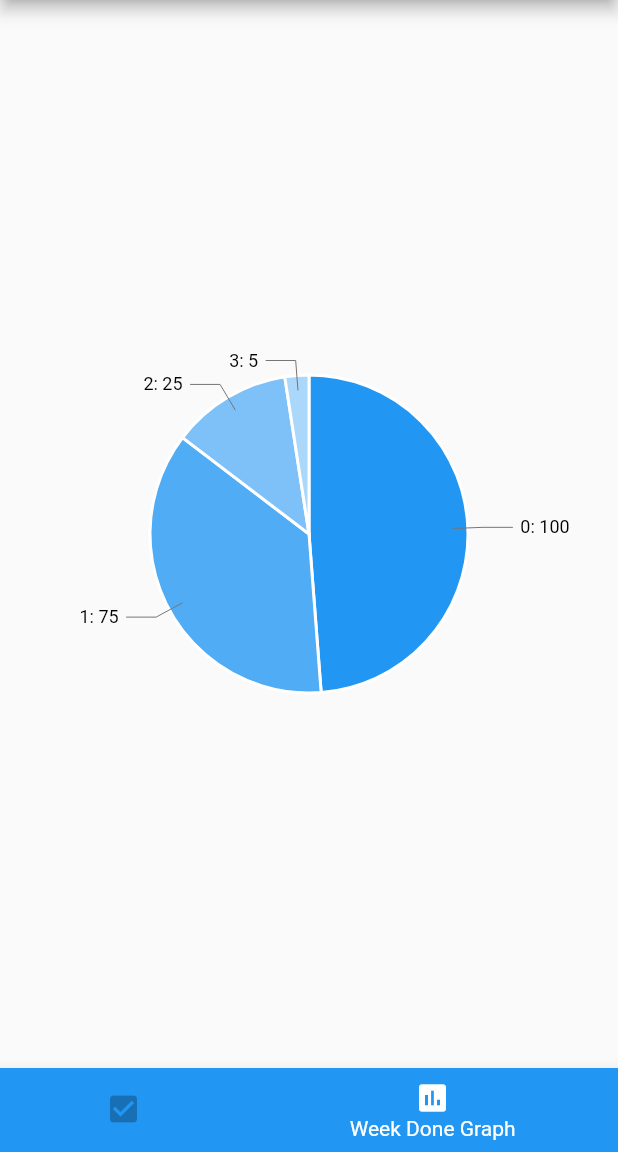
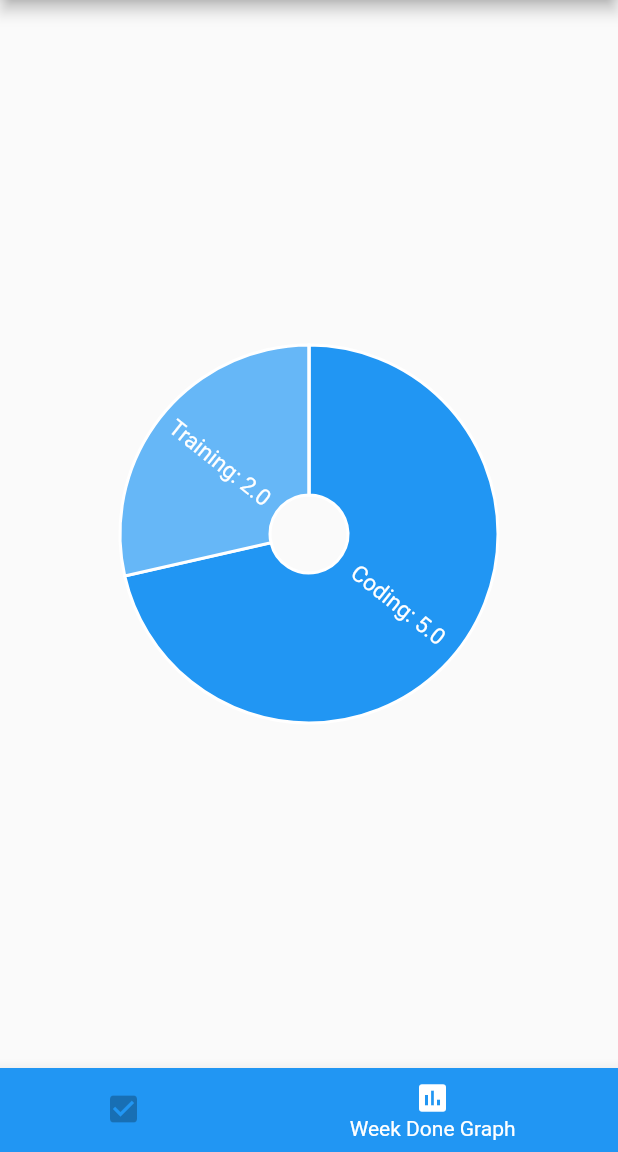
Before and after one commit to bigface0202/WeekDoneList, a Flutter app: the screen it shows after launch, item 2 of the bottom bar chosen, on a phone screen of 412 x 824 dp, the part 84-1236 px from its top. Run offline on Flutter 3.47's test engine with Material 2 defaults, Android fonts, the phone set to English and light mode, and no system bars; our stand-ins replace charts_flutter.

Commit message:
Implement pie chart graph

```diff
--- /dev/null
+++ b/lib/models/key_and_time.dart
@@ -0,0 +1,11 @@
+import 'package:flutter/foundation.dart';
+
+class KeyAndTime with ChangeNotifier{
+  String key;
+  double sumTime;
+
+  KeyAndTime({
+    @required this.key,
+    @required this.sumTime,
+  });
+}
--- a/lib/models/transaction_prov.dart
+++ b/lib/models/transaction_prov.dart
@@ -1,23 +1,30 @@
 import 'package:flutter/material.dart';
-import 'package:provider/provider.dart';
 
-import './key_and_item_prov.dart';
+import './key_and_item.dart';
 import './transaction.dart';
+import './key_and_time.dart';
 
 class TransactionProv with ChangeNotifier {
   List<Transaction> _userTransactions = [
     Transaction(
       id: 't1',
-      title: 'Sports',
-      subTitle: 'Baseball',
+      title: 'Training',
+      subTitle: 'Back',
       spentTime: 2,
       date: DateTime.now(),
     ),
     Transaction(
       id: 't2',
-      title: 'Sports',
-      subTitle: 'Soccer',
+      title: 'Coding',
+      subTitle: 'Flutter',
       spentTime: 2,
+      date: DateTime.now(),
+    ),
+    Transaction(
+      id: 't3',
+      title: 'Coding',
+      subTitle: 'Flutter',
+      spentTime: 3,
       date: DateTime.now(),
     ),
   ];
@@ -38,20 +45,30 @@ class TransactionProv with ChangeNotifier {
     notifyListeners();
   }
 
-  void removeTransaction(String id){
-    final exsistingTransactionIndex = _userTransactions.indexWhere((tx) => tx.id == id);
+  void removeTransaction(String id) {
+    final exsistingTransactionIndex =
+        _userTransactions.indexWhere((tx) => tx.id == id);
     _userTransactions.removeAt(exsistingTransactionIndex);
     notifyListeners();
   }
 
-  void sumSpendTime(){
-    double totalSpentTime = 0.0;
-    List<Map<String, double>> spentTimeList = [];
+  sumSpendTime(List<KeyAndItem> keyAndItemList) {
+    // double totalSpentTime = 0.0;
+    List<KeyAndTime> _spentTimeList = [];
 
-    for (var i = 0; i < _userTransactions.length; i++){
-      if(_userTransactions[i].title == 'Sports'){
-        totalSpentTime += _userTransactions[i].spentTime;
+    for (var i = 0; i < keyAndItemList.length; i++) {
+      double _sumTime = 0;
+      for (var j = 0; j < _userTransactions.length; j++) {
+        if (keyAndItemList[i].key == _userTransactions[j].title) {
+          _sumTime += _userTransactions[j].spentTime;
+        }
       }
+      _spentTimeList.add(KeyAndTime(key:keyAndItemList[i].key, sumTime: _sumTime));
     }
+
+    // Sort
+    // If you change the order of a and b, you can change ascending and descending.
+    _spentTimeList.sort((a, b) => b.sumTime.compareTo(a.sumTime));
+    return _spentTimeList;
   }
 }
--- a/lib/screens/graph_screen.dart
+++ b/lib/screens/graph_screen.dart
@@ -1,15 +1,26 @@
 import 'package:flutter/material.dart';
 import 'package:charts_flutter/flutter.dart' as charts;
+import 'package:provider/provider.dart';
+
+import '../models/key_and_time.dart';
+import '../models/key_and_item_prov.dart';
+import '../models/transaction_prov.dart';
 // import 'package:provider/provider.dart';
 
 // import '../models/transaction_prov.dart';
 // import '../models/key_and_item_prov.dart';
 
+class LinearSales {
+  final int year;
+  final int sales;
+
+  LinearSales(this.year, this.sales);
+}
+
 class GraphScreen extends StatelessWidget {
-  final List<charts.Series> seriesList;
-  final bool animate;
+  /// Create one series with sample hard coded data.
 
-  GraphScreen(this.seriesList, this.animate);
+  GraphScreen();
 
   /// Creates a [PieChart] with sample data and no transition.
   // factory GraphScreen.withSampleData() {
@@ -22,10 +33,33 @@ class GraphScreen extends StatelessWidget {
 
   @override
   Widget build(BuildContext context) {
+    final keys = Provider.of<KeyAndItemProv>(context);
+    final transaction = Provider.of<TransactionProv>(context);
+    List<charts.Series<KeyAndTime, String>> _createSampleData() {
+      // final data = [
+      //   new LinearSales(0, 100),
+      //   new LinearSales(1, 75),
+      //   new LinearSales(2, 25),
+      //   new LinearSales(3, 5),
+      // ];
+
+      return [
+        new charts.Series<KeyAndTime, String>(
+          id: 'Sales',
+          domainFn: (KeyAndTime sales, _) => sales.key,
+          measureFn: (KeyAndTime sales, _) => sales.sumTime,
+          data: transaction.sumSpendTime(keys.userDoneChoices),
+          // Set a label accessor to control the text of the arc label.
+          labelAccessorFn: (KeyAndTime row, _) => '${row.key}: ${row.sumTime}',
+        )
+      ];
+    }
+
     return Container(
-      padding: EdgeInsets.all(80),
-      child: charts.PieChart(seriesList,
-          animate: animate,
+      padding: EdgeInsets.all(60),
+      child: charts.PieChart(
+        _createSampleData(),
+        animate: true,
         // Add an [ArcLabelDecorator] configured to render labels outside of the
         // arc with a leader line.
         //
@@ -36,10 +70,16 @@ class GraphScreen extends StatelessWidget {
         //       new charts.ArcLabelDecorator(
         //          insideLabelStyleSpec: new charts.TextStyleSpec(...),
         //          outsideLabelStyleSpec: new charts.TextStyleSpec(...)),
-          defaultRenderer: new charts.ArcRendererConfig(arcRendererDecorators: [
+        defaultRenderer: new charts.ArcRendererConfig(
+          arcWidth: 100,
+          arcRendererDecorators: [
             new charts.ArcLabelDecorator(
-                labelPosition: charts.ArcLabelPosition.outside)
-          ])),
+              insideLabelStyleSpec: new charts.TextStyleSpec(fontSize: 15),
+              outsideLabelStyleSpec: new charts.TextStyleSpec(fontSize: 15),
+            )
+          ],
+        ),
+      ),
     );
   }
 }
--- a/lib/screens/make_new_list_screen.dart
+++ b/lib/screens/make_new_list_screen.dart
@@ -3,6 +3,7 @@ import 'package:provider/provider.dart';
 
 import '.././widgets/main_drawer.dart';
 import '../models/key_and_item_prov.dart';
+import '../models/transaction_prov.dart';
 
 class MakeNewListScreen extends StatefulWidget {
   static const routeName = '/make-new-list';
@@ -30,6 +31,11 @@ class _MakeNewListScreenState extends State<MakeNewListScreen> {
 
   @override
   Widget build(BuildContext context) {
+    final keys = Provider.of<KeyAndItemProv>(context);
+    final transaction = Provider.of<TransactionProv>(context);
+
+    print(transaction.sumSpendTime(keys.userDoneChoices)[2].key);
+    print(transaction.sumSpendTime(keys.userDoneChoices)[2].sumTime);
     return Scaffold(
       appBar: AppBar(
         title: Text('Make new list'),
--- a/lib/screens/tabs_screen.dart
+++ b/lib/screens/tabs_screen.dart
@@ -6,12 +6,7 @@ import './index_screen.dart';
 import '.././widgets/main_drawer.dart';
 
 /// Sample linear data type.
-class LinearSales {
-  final int year;
-  final int sales;
 
-  LinearSales(this.year, this.sales);
-}
 
 class TabsScreen extends StatefulWidget {
 
@@ -22,26 +17,6 @@ class TabsScreen extends StatefulWidget {
 class _TabsScreenState extends State<TabsScreen> {
   List<Map<String, Object>> _pages;
   int _selectedPageIndex = 0;
-  /// Create one series with sample hard coded data.
-  static List<charts.Series<LinearSales, int>> _createSampleData() {
-    final data = [
-      new LinearSales(0, 100),
-      new LinearSales(1, 75),
-      new LinearSales(2, 25),
-      new LinearSales(3, 5),
-    ];
-
-    return [
-      new charts.Series<LinearSales, int>(
-        id: 'Sales',
-        domainFn: (LinearSales sales, _) => sales.year,
-        measureFn: (LinearSales sales, _) => sales.sales,
-        data: data,
-        // Set a label accessor to control the text of the arc label.
-        labelAccessorFn: (LinearSales row, _) => '${row.year}: ${row.sales}',
-      )
-    ];
-  }
 
   @override
   void initState() {
@@ -51,7 +26,7 @@ class _TabsScreenState extends State<TabsScreen> {
         'title': 'Week Done List',
       },
       {
-        'page': GraphScreen(_createSampleData(), false),
+        'page': GraphScreen(),
         'title': 'Week Done Graph',
       },
     ];
```
Lines whose indentation alone changed are shown as unchanged.
